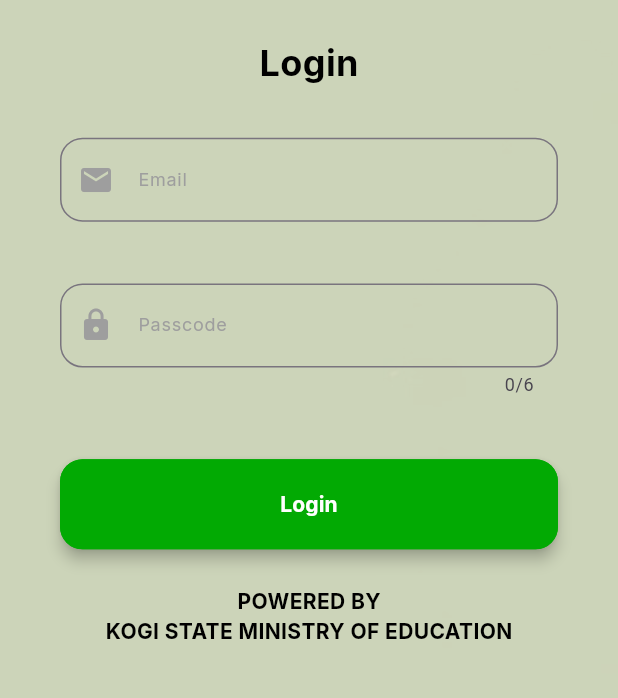
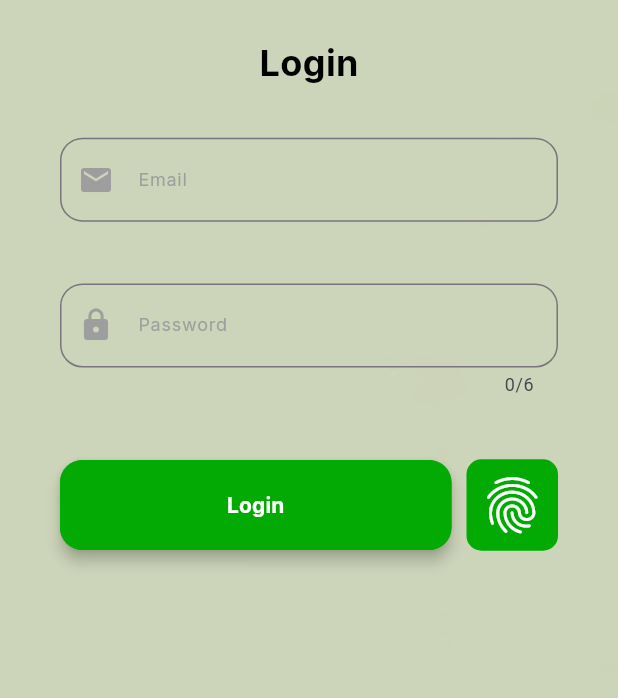
Before and after one commit to PhilipNzube/facial_attendance, a Flutter app: the LoginPage screen opened directly, on a phone screen of 412 x 824 dp, the part 473-1171 px from its top. Run offline on Flutter 3.47's test engine with Material 3 defaults, Android fonts, the phone set to English and light mode, and no system bars; our stand-ins replace connectivity_plus, file_picker, flutter_secure_storage, image_picker, local_auth, pdf and 5 more; missing offline and left inert: aws_signature_v4, cloudinary, mongo_dart; accounts and stored records are empty.

Commit message:
update 16 files

```diff
--- a/lib/main.dart
+++ b/lib/main.dart
@@ -74,8 +74,8 @@ class MyApp extends StatelessWidget {
             darkTheme: AppTheme.darkTheme,
             themeMode:
                 themeController.isDarkMode ? ThemeMode.dark : ThemeMode.light,
-            // home: isLoggedIn ? const MainApp() : LoginPage(),
-            home: const MainApp(),
+            home: isLoggedIn ? const MainApp() : LoginPage(),
+            // home: const MainApp(),
           );
         },
       ),
--- a/lib/presentation/screens/Auth/login/login_page.dart
+++ b/lib/presentation/screens/Auth/login/login_page.dart
@@ -57,7 +57,8 @@ class LoginPage extends StatelessWidget {
                         passcodeController: authController.passcodeController,
                         emailFocusNode: authController.emailFocusNode,
                         isLoading: authController.isLoading,
-                        showFingerprint: authController.showFingerprint,
+                        // showFingerprint: authController.showFingerprint,
+                        showFingerprint: true,
                         onSubmit: () => authController.login(
                           authController.emailController.text.trim(),
                           authController.passcodeController.text.trim(),
@@ -65,24 +66,6 @@ class LoginPage extends StatelessWidget {
                         ),
                         onFingerprintLogin: () =>
                             authController.biometricLogin(context),
-                      ),
-                      Gap(MediaQuery.of(context).size.height * 0.03,
-                          useMediaQuery: false),
-                      const Text(
-                        'POWERED BY',
-                        style: TextStyle(
-                          fontSize: 14,
-                          fontFamily: 'Inter',
-                          fontWeight: FontWeight.bold,
-                        ),
-                      ),
-                      const Text(
-                        'KOGI STATE MINISTRY OF EDUCATION',
-                        style: TextStyle(
-                          fontSize: 14,
-                          fontFamily: 'Inter',
-                          fontWeight: FontWeight.bold,
-                        ),
                       ),
                       Gap(MediaQuery.of(context).size.height * 0.03,
                           useMediaQuery: false),
--- a/lib/presentation/screens/Auth/login/widgets/login_form.dart
+++ b/lib/presentation/screens/Auth/login/widgets/login_form.dart
@@ -73,7 +73,7 @@ class LoginForm extends StatelessWidget {
             controller: passcodeController,
             style: const TextStyle(fontSize: 16.0),
             decoration: InputDecoration(
-              labelText: 'Passcode',
+              labelText: 'Password',
               labelStyle: const TextStyle(
                 color: Colors.grey,
                 fontFamily: 'Inter',
```
Also changed, not shown: pubspec.lock, 5 other files.
